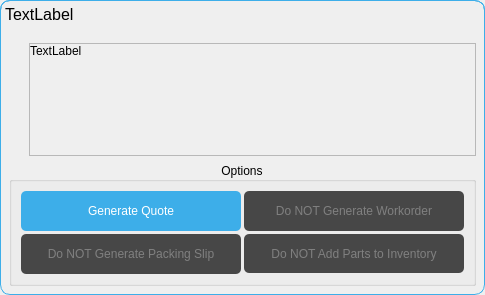
Old version of the form ui/generate_quote_dialog.ui in the repository TheCodingJsoftware/Invigo.
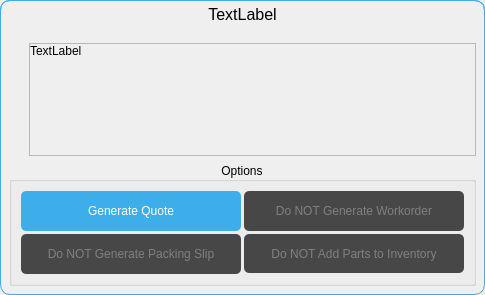
New version of the form.

```diff
--- a/ui/generate_quote_dialog.ui
+++ b/ui/generate_quote_dialog.ui
@@ -89,7 +89,7 @@
          <string>TextLabel</string>
         </property>
         <property name="alignment">
-         <set>Qt::AlignLeading|Qt::AlignLeft|Qt::AlignTop</set>
+         <set>Qt::AlignHCenter|Qt::AlignTop</set>
         </property>
        </widget>
       </item>
```
